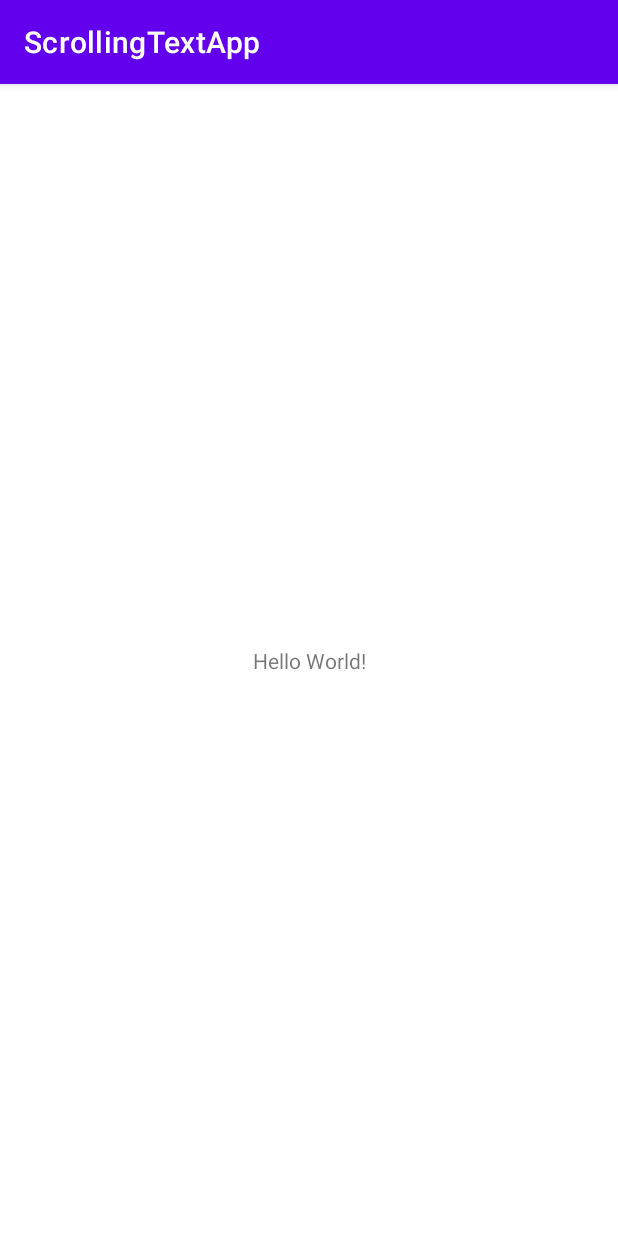
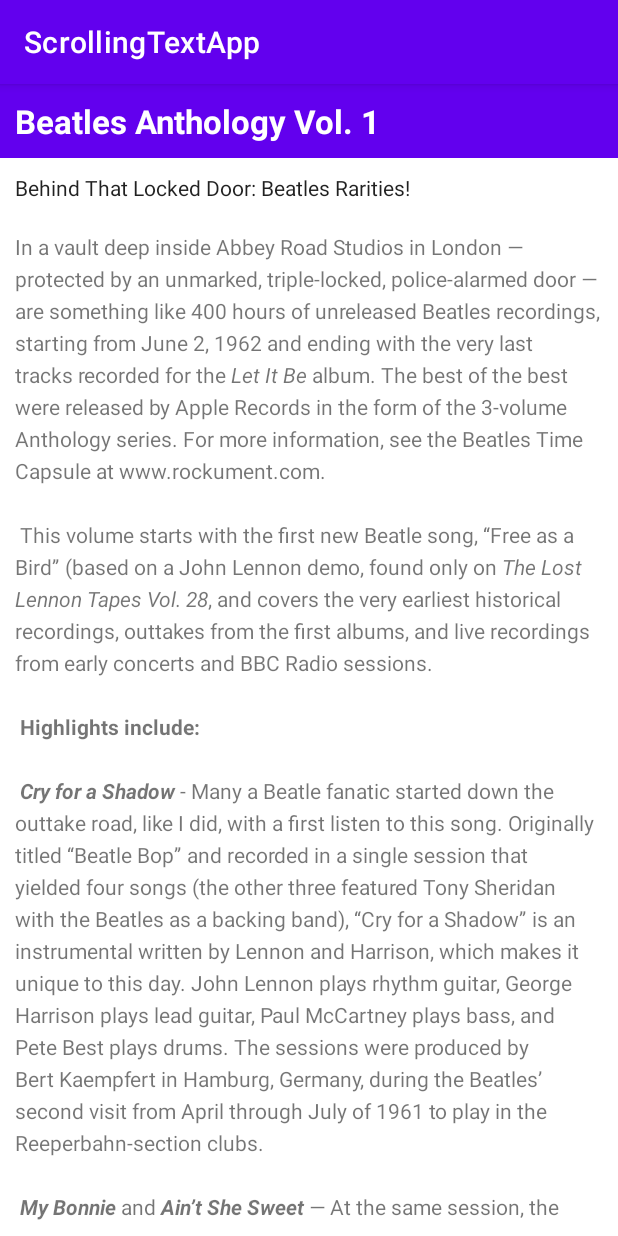
Before and after one commit to Achaka/Android-fundamentals-01.3-Text-and-scrolling-views, an Android app: the screen it shows after launch (MainActivity), on a phone screen of 412 x 824 dp. Run offline under Robolectric (Android 15) with nearby library versions, the phone set to English and light mode, and no system bars.

Commit message:
Task 1: Add and edit TextView elements

```diff
--- a/app/src/main/res/layout/activity_main.xml
+++ b/app/src/main/res/layout/activity_main.xml
@@ -1,18 +1,37 @@
 <?xml version="1.0" encoding="utf-8"?>
-<androidx.constraintlayout.widget.ConstraintLayout xmlns:android="http://schemas.android.com/apk/res/android"
-    xmlns:app="http://schemas.android.com/apk/res-auto"
+<RelativeLayout xmlns:android="http://schemas.android.com/apk/res/android"
     xmlns:tools="http://schemas.android.com/tools"
     android:layout_width="match_parent"
     android:layout_height="match_parent"
     tools:context=".MainActivity">
 
     <TextView
-        android:layout_width="wrap_content"
+        android:id="@+id/article_heading"
+        android:layout_width="match_parent"
         android:layout_height="wrap_content"
-        android:text="Hello World!"
-        app:layout_constraintBottom_toBottomOf="parent"
-        app:layout_constraintLeft_toLeftOf="parent"
-        app:layout_constraintRight_toRightOf="parent"
-        app:layout_constraintTop_toTopOf="parent" />
+        android:background="@color/design_default_color_primary"
+        android:padding="@dimen/padding_regular"
+        android:text="@string/article_title"
+        android:textAppearance="@android:style/TextAppearance.DeviceDefault.Large"
+        android:textColor="@color/white"
+        android:textStyle="bold" />
 
-</androidx.constraintlayout.widget.ConstraintLayout>
+    <TextView
+        android:id="@+id/article_subheading"
+        android:layout_width="match_parent"
+        android:layout_height="wrap_content"
+        android:layout_below="@id/article_heading"
+        android:padding="@dimen/padding_regular"
+        android:text="@string/article_subtitle"
+        android:textAppearance="@android:style/TextAppearance.DeviceDefault" />
+
+    <TextView
+        android:id="@+id/article"
+        android:layout_width="match_parent"
+        android:layout_height="wrap_content"
+        android:layout_below="@id/article_subheading"
+        android:lineSpacingExtra="@dimen/line_spacing"
+        android:padding="@dimen/padding_regular"
+        android:text="@string/article_text" />
+
+</RelativeLayout>
--- /dev/null
+++ b/app/src/main/res/values/dimens.xml
@@ -0,0 +1,5 @@
+<?xml version="1.0" encoding="utf-8"?>
+<resources>
+    <dimen name="padding_regular">10dp</dimen>
+    <dimen name="line_spacing">5sp</dimen>
+</resources>
--- a/app/src/main/res/values/strings.xml
+++ b/app/src/main/res/values/strings.xml
@@ -1,3 +1,26 @@
 <resources>
     <string name="app_name">ScrollingTextApp</string>
+    <string name="article_title">Beatles Anthology Vol. 1</string>
+    <string name="article_subtitle">Behind That Locked Door: Beatles Rarities!</string>
+    <string name="article_text">In a vault deep inside Abbey Road Studios in London — protected by an unmarked, triple-locked, police-alarmed door — are something like 400 hours of unreleased Beatles recordings, starting from June 2, 1962 and ending with the very last tracks recorded for the <i>Let It Be</i> album. The best of the best were released by Apple Records in the form of the 3-volume Anthology series.
+        For more information, see the Beatles Time Capsule at www.rockument.com.
+\n\n
+This volume starts with the first new Beatle song, “Free as a Bird” (based on a John Lennon demo, found only on <i>The Lost Lennon Tapes Vol. 28</i>, and covers the very earliest historical recordings, outtakes from the first albums, and live recordings from early concerts and BBC Radio sessions.
+\n\n
+<b>Highlights include:</b>
+\n\n
+<b><i>Cry for a Shadow</i></b> - Many a Beatle fanatic started down the outtake road, like I did, with a first listen to this song. Originally titled “Beatle Bop” and recorded in a single session that yielded four songs (the other three featured Tony Sheridan with the Beatles as a backing band), “Cry for a Shadow” is an instrumental written by Lennon and Harrison, which makes it unique to this day. John Lennon plays rhythm guitar, George Harrison plays lead guitar, Paul McCartney plays bass, and Pete Best plays drums. The sessions were produced by Bert Kaempfert in Hamburg, Germany, during the Beatles’ second visit from April through July of 1961 to play in the Reeperbahn-section clubs.
+\n\n
+<b><i>My Bonnie</i></b> and <b><i>Ain’t She Sweet</i></b> — At the same session, the Beatles played on “My Bonnie” (the first-ever single with Beatles playing), as the backing band for English singer Tony Sheridan, originally a member of the Jets. The popularity of this single in Liverpool brought the Beatles to the attention of Brian Epstein, who worked in the NEMS record store and tried to meet demand for the disc. John Lennon then sings a fine “Ain’t She Sweet” (his first-ever released vocal).
+\n\n
+<b><i>Searchin</i></b> — A Jerry Leiber - Mike Stoller comedy song that was a hit for the Coasters in 1957, and a popular live favorite of the Beatles. The Coasters also had a hit with “Besame Mucho” and the Beatles covered that song as well. Ringo Starr had by now replaced Pete Best on drums. The high falsetto is George, who also plays a hesitant lead guitar. This is from their first audition for Decca Records in London on Jan 1., 1962, live in the studio. The Grateful Dead would later cover “Searchin” with a similar arrangement, Pigpen doing the Paul vocals. A live version is available on outtake records featuring the Dead joined by the Beach Boys!
+\n\n
+<b><i>Love Me Do</i></b> — An early version of the song, played a bit slower and with more of a blues feeling, and a cool bossa-nova beat in middle. Paul had to sing while John played harmonica — a first for the group. Pete Best played drums on this version.
+\n\n
+<b><i>She Loves You – Till There Was You – Twist and Shout</i></b> — Live at the Princess Wales Theatre by Leicester Square in London, attended by the Queen. “Till There Was You” (by Meredith Wilson) is from the musical The Music Man and a hit for Peggy Lee in 1961. Before playing it, Paul said it was recorded by his favorite American group, “Sophie Tucker” (which got some laughs). At the end, John tells the people in the cheaper seats to clap their hands, and the rest to “rattle your jewelry” and then announces “Twist and Shout” (a song by Bert Russell and Phil Medley that was first recorded in 1962 by the Isley Brothers). A film of the performance shows the Queen smiling at John’s remark.
+\n\n
+<b><i>Leave My Kitten Alone</i></b> — One of the lost Beatle songs recorded during the “Beatles For Sale” sessions but never released. This song, written by Little Willie John, Titus Turner, and James McDougal, was a 1959 R&amp;B hit for Little Willie John and covered by Johnny Preston before the Beatles tried it and shelved it. A reference to a “big fat bulldog” may have influenced John’s “Hey Bulldog” (Yellow Submarine album), which is a similar rocker.
+\n\n
+<b><i>One After 909</i></b> — A song recorded for the <i>Let It Be</i> album was actually worked on way back in the beginning, six years earlier. This take shows how they did it much more slowly, with an R&amp;B feel to it.
+</string>
 </resources>
```
